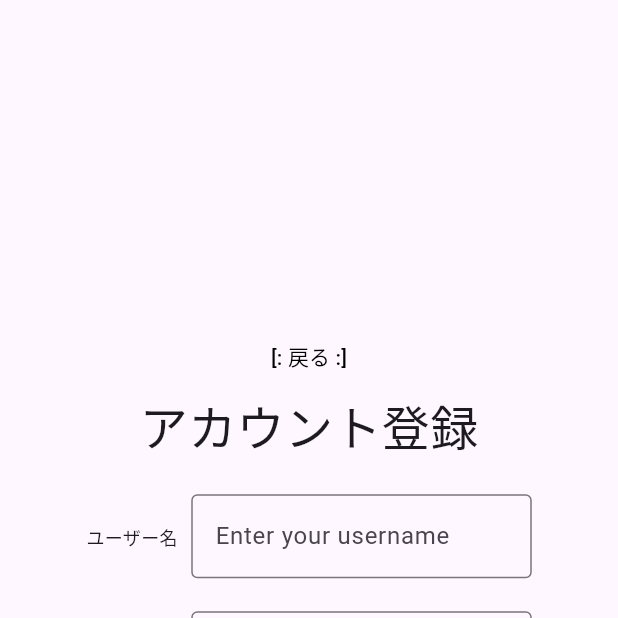
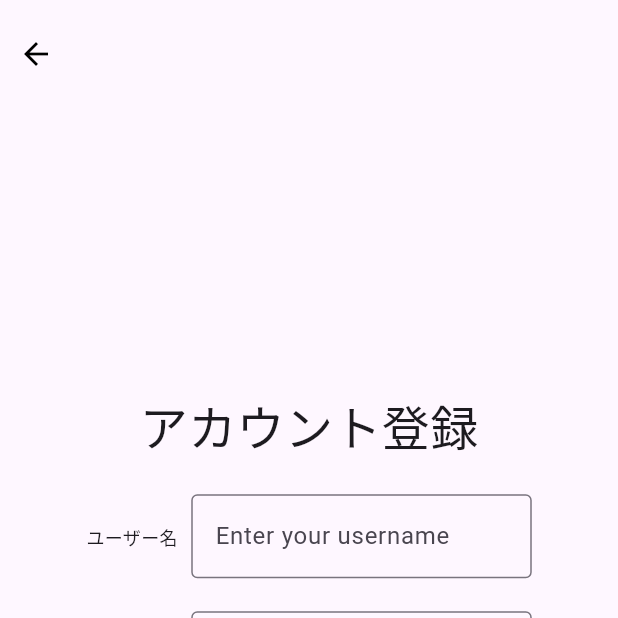
Before and after one commit to 0x48lab/onigokko, a Flutter app: the SignUpPage screen opened by its route, after a tap on "登録", on a phone screen of 412 x 824 dp, the top half of it. Run offline on Flutter 3.47's test engine with Material 3 defaults, Android fonts, the phone set to English and light mode, and no system bars; our stand-ins replace cloud_firestore, firebase_auth, firebase_core, flutter_riverpod, go_router, riverpod; accounts and stored records are empty.

Commit message:
Backボタンを修正

```diff
--- a/lib/page/sign_up_page.dart
+++ b/lib/page/sign_up_page.dart
@@ -18,22 +18,27 @@ class SignUpPage extends ConsumerWidget {
     final passwordController = TextEditingController();
 
     return Scaffold(
-      body: Column(
-        mainAxisAlignment: MainAxisAlignment.center,
+      body: SafeArea(
+        child: Column(
+          crossAxisAlignment: CrossAxisAlignment.start,
           children: [
             Padding(
               padding: const EdgeInsets.only(top: 12.0),
-            child: TextButton(
-                onPressed: ()=>{
-                  context.go("/login")
-                },
-                style: TextButton.styleFrom(foregroundColor: Colors.black),
-                child: Text("[: 戻る :]")),
+              child: BackButton(
+                  onPressed: () => {context.go("/login")},
+                  color: Colors.black,
                 ),
+            ),
+            Expanded(
+              child: Column(
+                crossAxisAlignment: CrossAxisAlignment.center,
+                mainAxisAlignment: MainAxisAlignment.center,
+                children: [
                   const Text("アカウント登録", style: TextStyle(fontSize: 32)),
                   _buildTextField("ユーザー名", "Enter your username", nameController),
                   _buildTextField("メールアドレス", "Enter your e-mail", emailController),
-          _buildTextField("パスワード", "Enter your password", passwordController,
+                  _buildTextField(
+                      "パスワード", "Enter your password", passwordController,
                       obscureText: true),
                   Padding(
                     padding: const EdgeInsets.only(top: 33.0),
@@ -45,21 +50,24 @@ class SignUpPage extends ConsumerWidget {
                               final email = emailController.text.trim();
                               final password = passwordController.text.trim();
 
-                final success = await viewModel.register(email, password, name);
+                              final success =
+                                  await viewModel.register(email, password, name);
 
                               if (success) {
                                 context.go("/join"); // 登録成功時にページ遷移
                               } else {
                                 ScaffoldMessenger.of(context).showSnackBar(
                                   SnackBar(
-                      content: Text(state.errorMessage ?? '登録に失敗しました。'),
+                                    content:
+                                        Text(state.errorMessage ?? '登録に失敗しました。'),
                                   ),
                                 );
                               }
                             },
                       style: OutlinedButton.styleFrom(
                         foregroundColor: Colors.black,
-                shape: const RoundedRectangleBorder(borderRadius: BorderRadius.zero),
+                        shape: const RoundedRectangleBorder(
+                            borderRadius: BorderRadius.zero),
                         backgroundColor: Colors.white30,
                       ),
                       child: state.isLoading
@@ -67,14 +75,18 @@ class SignUpPage extends ConsumerWidget {
                           : const Text("登録"),
                     ),
                   ),
-
                 ],
+              ),
+            )
+          ],
+        ),
       ),
     );
   }
 
   /// テキストフィールドのUI構築
-  Widget _buildTextField(String label, String hint, TextEditingController controller,
+  Widget _buildTextField(
+      String label, String hint, TextEditingController controller,
       {bool obscureText = false}) {
     return Padding(
       padding: const EdgeInsets.only(top: 22.0),
@@ -82,7 +94,8 @@ class SignUpPage extends ConsumerWidget {
         mainAxisAlignment: MainAxisAlignment.center,
         children: [
           SizedBox(
-              width: 70, child: Text(label, style: const TextStyle(fontSize: 12))),
+              width: 70,
+              child: Text(label, style: const TextStyle(fontSize: 12))),
           SizedBox(
             width: 227,
             child: TextField(
```
Also changed, not shown: pubspec.lock, 2 other files. Lines whose indentation alone changed are shown as unchanged.
